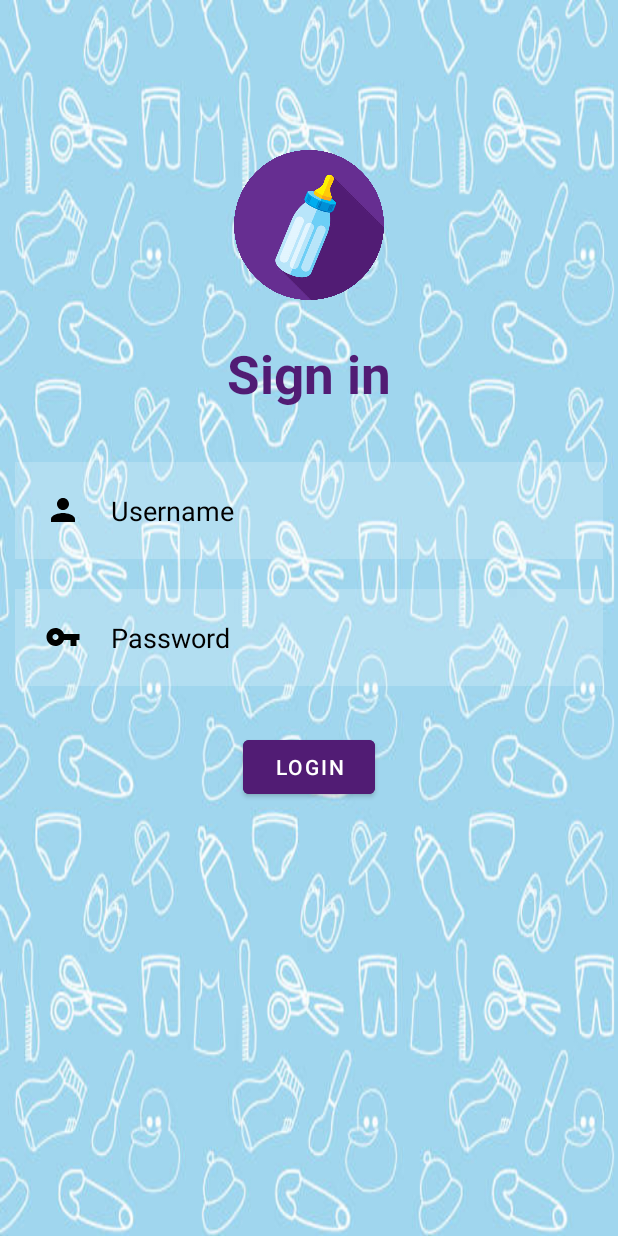
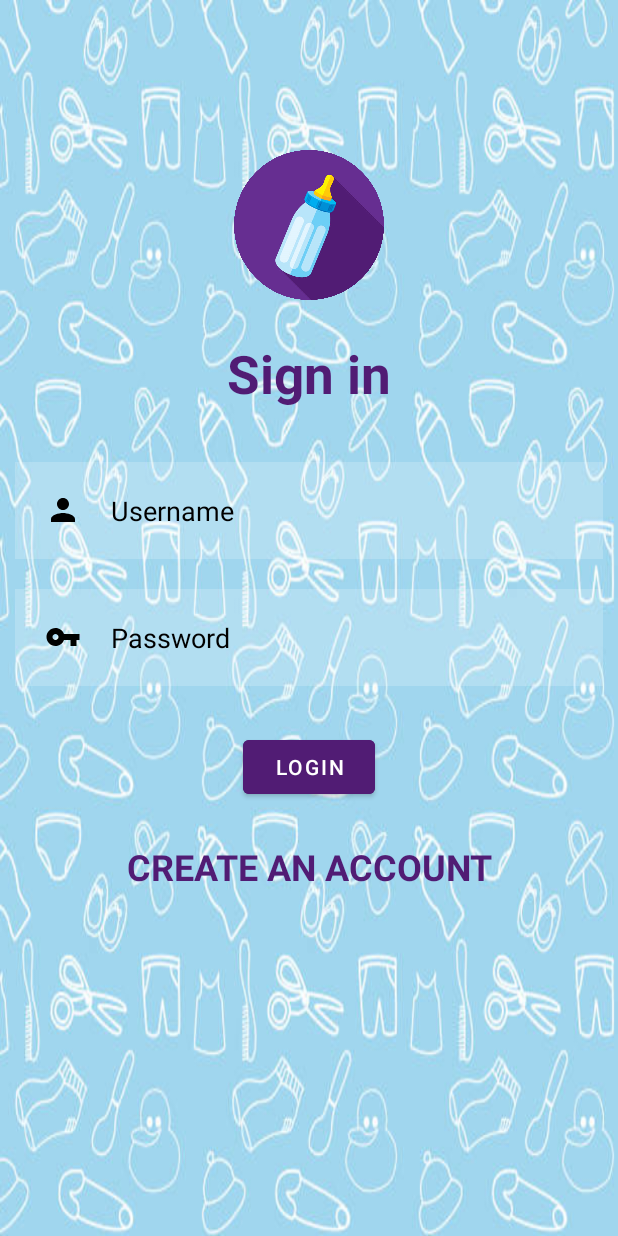
Before and after one commit to DanielSheffield1/BabyTimes, an Android app: the layout activity_main.xml on its own in the app's theme, with its tools: preview values and no code run, on a phone screen of 412 x 824 dp. Run offline under Robolectric (Android 15) with nearby library versions, the phone set to English and light mode, and no system bars.

Commit message:
Adding Create an account and settings

```diff
--- a/app/src/main/res/layout/activity_main.xml
+++ b/app/src/main/res/layout/activity_main.xml
@@ -4,21 +4,20 @@
     xmlns:tools="http://schemas.android.com/tools"
     android:layout_width="match_parent"
     android:layout_height="match_parent"
-    tools:context=".MainActivity"
-    android:background="@drawable/backgrnd">
+    android:background="@drawable/backgrnd"
+    tools:context=".MainActivity">
 
 
     <ImageView
+        android:id="@+id/bottleIcon"
         android:layout_width="100dp"
         android:layout_height="100dp"
-        android:src="@drawable/bottle"
+        android:layout_centerHorizontal="true"
         android:layout_marginTop="100dp"
-        android:layout_centerHorizontal="true"
-        android:id="@+id/bottleIcon"
-        android:outlineAmbientShadowColor="@color/white"
         android:clickable="true"
         android:onClick="MainMenu"
-        />
+        android:outlineAmbientShadowColor="@color/white"
+        android:src="@drawable/bottle" />
 
     <TextView
         android:id="@+id/signIn"
@@ -29,57 +28,73 @@
         android:layout_marginTop="25dp"
         android:layout_marginEnd="25dp"
         android:layout_marginBottom="25dp"
+        android:clickable="true"
         android:gravity="center"
+        android:onClick="MainMenu"
         android:text="Sign in"
         android:textColor="#511C74"
         android:textSize="35dp"
-        android:textStyle="bold"
-        android:clickable="true"
-        android:onClick="MainMenu"/>
-    <EditText
+        android:textStyle="bold" />
+
+    <TextView
+        android:id="@+id/signIn2"
         android:layout_width="match_parent"
         android:layout_height="wrap_content"
+        android:layout_below="@+id/loginButton"
+        android:layout_marginStart="25dp"
+        android:layout_marginTop="16dp"
+        android:layout_marginEnd="25dp"
+        android:layout_marginBottom="25dp"
+        android:clickable="true"
+        android:gravity="center"
+        android:onClick="MainMenu"
+        android:text="CREATE AN ACCOUNT"
+        android:textColor="#511C74"
+        android:textSize="24sp"
+        android:textStyle="bold" />
+
+    <EditText
         android:id="@+id/username"
+        android:layout_width="match_parent"
+        android:layout_height="wrap_content"
         android:layout_below="@id/signIn"
+        android:layout_margin="10dp"
         android:background="#30ffffff"
-        android:hint="Username"
-        android:textColorHint="@color/black"
-        android:textColor="@color/black"
-        android:layout_margin="10dp"
-        android:padding="20dp"
         android:drawableLeft="@drawable/ic_baseline_person_24"
         android:drawablePadding="20dp"
-        />
+        android:hint="Username"
+        android:padding="20dp"
+        android:textColor="@color/black"
+        android:textColorHint="@color/black" />
 
     <EditText
+        android:id="@+id/password"
         android:layout_width="match_parent"
         android:layout_height="wrap_content"
-        android:id="@+id/password"
         android:layout_below="@id/username"
+        android:layout_margin="10dp"
         android:background="#30ffffff"
-        android:hint="Password"
-        android:textColorHint="@color/black"
-        android:textColor="@color/black"
-        android:layout_margin="10dp"
-        android:padding="20dp"
         android:drawableLeft="@drawable/ic_baseline_vpn_key_24"
         android:drawablePadding="20dp"
+        android:hint="Password"
         android:inputType="textPassword"
-        />
+        android:padding="20dp"
+        android:textColor="@color/black"
+        android:textColorHint="@color/black" />
 
     <com.google.android.material.button.MaterialButton
+        android:id="@+id/loginButton"
         android:layout_width="wrap_content"
         android:layout_height="wrap_content"
-        android:id="@+id/loginButton"
         android:layout_below="@+id/password"
-        android:text="Login"
-        android:backgroundTint="#511C74"
         android:layout_centerHorizontal="true"
         android:layout_marginTop="20dp"
         android:layout_marginBottom="10dp"
+        android:backgroundTint="#511C74"
         android:clickable="true"
         android:onClick="MainMenu"
-        />
+        android:text="Login" />
+
     <!--
         <TextView
             android:layout_width="wrap_content"
--- a/app/src/main/res/layout/mainmenu.xml
+++ b/app/src/main/res/layout/mainmenu.xml
@@ -4,8 +4,9 @@
     xmlns:tools="http://schemas.android.com/tools"
     android:layout_width="match_parent"
     android:layout_height="match_parent"
-    tools:context=".MainMenu"
-    android:background="@drawable/backgrnd">
+    android:background="@drawable/backgrnd"
+    android:rotationX="-360"
+    tools:context=".MainMenu">
 
 
     <TextView
@@ -36,7 +37,6 @@
         android:src="@drawable/bottlenavigation" />
 
 
-
     <ImageView
         android:id="@+id/cribNavigation"
         android:layout_width="156dp"
@@ -65,4 +65,12 @@
         android:onClick="Diaper"
         app:srcCompat="@drawable/diapernavigation" />
 
+    <ImageView
+        android:id="@+id/settingsNavigation"
+        android:layout_width="156dp"
+        android:layout_height="120dp"
+        android:layout_above="@+id/cribNavigation"
+        android:layout_marginBottom="76dp"
+        app:srcCompat="@drawable/settings" />
+
 </RelativeLayout>
```
Also changed, not shown: app/src/main/res/drawable/settings.png (added).
